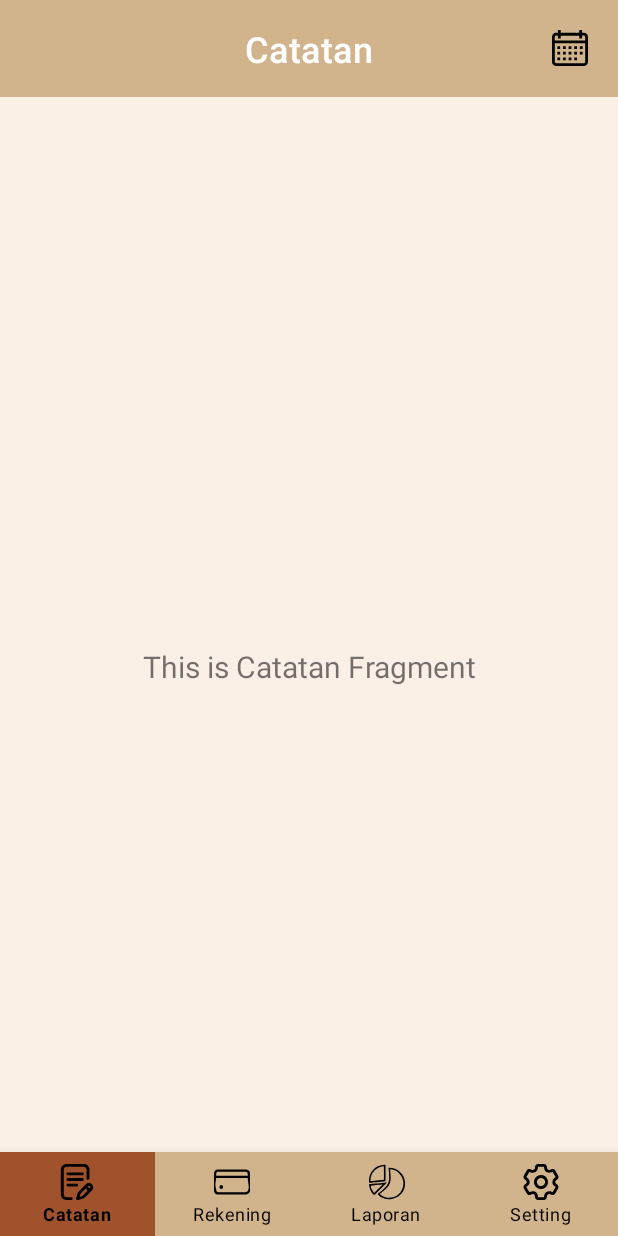
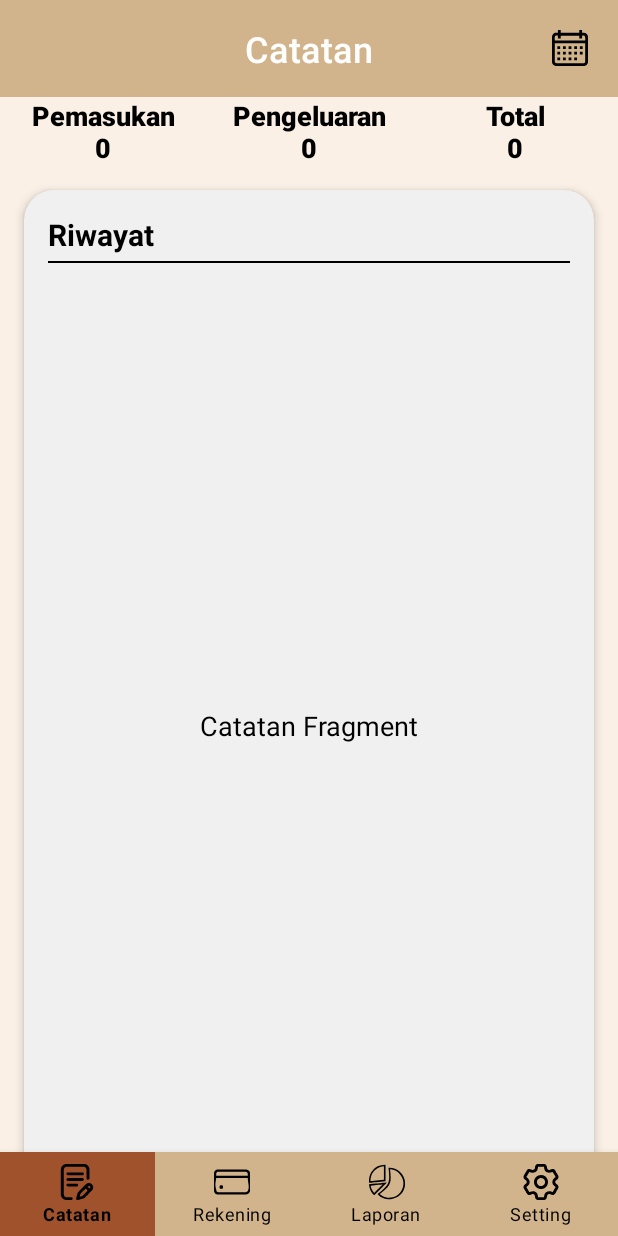
Before and after one commit to MhmdFahreza/ReNote, an Android app: the CatatanFragment screen opened directly, with no data from a screen before it, on a phone screen of 412 x 824 dp. Run offline under Robolectric (Android 15) with nearby library versions, the phone set to English and light mode, and no system bars; our stand-ins replace navigation-ui.

Commit message:
Desain Fitur Utama

```diff
--- a/app/src/main/java/com/piggybank/renote/ui/catatan/CatatanFragment.kt
+++ b/app/src/main/java/com/piggybank/renote/ui/catatan/CatatanFragment.kt
@@ -4,7 +4,6 @@ import android.os.Bundle
 import android.view.LayoutInflater
 import android.view.View
 import android.view.ViewGroup
-import android.widget.TextView
 import androidx.fragment.app.Fragment
 import androidx.lifecycle.ViewModelProvider
 import com.piggybank.renote.databinding.FragmentCatatanBinding
@@ -12,9 +11,6 @@ import com.piggybank.renote.databinding.FragmentCatatanBinding
 class CatatanFragment : Fragment() {
 
     private var _binding: FragmentCatatanBinding? = null
-
-    // This property is only valid between onCreateView and
-    // onDestroyView.
     private val binding get() = _binding!!
 
     override fun onCreateView(
@@ -22,16 +18,15 @@ class CatatanFragment : Fragment() {
         container: ViewGroup?,
         savedInstanceState: Bundle?
     ): View {
-        val catatanViewModel =
-            ViewModelProvider(this).get(CatatanViewModel::class.java)
+        val catatanViewModel = ViewModelProvider(this).get(CatatanViewModel::class.java)
 
         _binding = FragmentCatatanBinding.inflate(inflater, container, false)
         val root: View = binding.root
 
-        val textView: TextView = binding.textCatatan
-        catatanViewModel.text.observe(viewLifecycleOwner) {
-            textView.text = it
+        catatanViewModel.text.observe(viewLifecycleOwner) { newText ->
+            binding.roundedCanvasTextView.text = newText
         }
+
         return root
     }
 
--- a/app/src/main/java/com/piggybank/renote/ui/catatan/CatatanViewModel.kt
+++ b/app/src/main/java/com/piggybank/renote/ui/catatan/CatatanViewModel.kt
@@ -5,9 +5,8 @@ import androidx.lifecycle.MutableLiveData
 import androidx.lifecycle.ViewModel
 
 class CatatanViewModel : ViewModel() {
-
     private val _text = MutableLiveData<String>().apply {
-        value = "This is Catatan Fragment"
+        value = " Catatan Fragment "
     }
     val text: LiveData<String> = _text
 }
--- a/app/src/main/res/layout/fragment_catatan.xml
+++ b/app/src/main/res/layout/fragment_catatan.xml
@@ -15,7 +15,6 @@
         android:fontFamily="sans-serif-light"
         android:gravity="center"
         android:padding="16dp"
-        android:paddingBottom="16dp"
         android:text="@string/menu_catatan"
         android:textColor="@android:color/white"
         android:textSize="24sp"
@@ -37,18 +36,98 @@
         app:layout_constraintEnd_toEndOf="parent"
         app:layout_constraintTop_toTopOf="parent" />
 
-    <TextView
-        android:id="@+id/text_catatan"
+    <LinearLayout
+        android:id="@+id/linearLayout_pemasukan_pengeluaran_total"
         android:layout_width="match_parent"
         android:layout_height="wrap_content"
-        android:layout_marginStart="8dp"
-        android:layout_marginEnd="8dp"
-        android:textAlignment="center"
-        android:textSize="20sp"
-        android:gravity="center"
+        android:orientation="horizontal"
         app:layout_constraintTop_toBottomOf="@id/title_label"
+        app:layout_constraintStart_toStartOf="parent"
+        app:layout_constraintEnd_toEndOf="parent">
+
+        <TextView
+            android:id="@+id/text_pemasukan"
+            android:layout_width="0dp"
+            android:layout_height="wrap_content"
+            android:layout_weight="1"
+            android:text="@string/input_pemasukan"
+            android:textSize="18sp"
+            android:textColor="@android:color/black"
+            android:gravity="center"
+            android:fontFamily="sans-serif-medium"
+            android:textStyle="bold" />
+
+        <TextView
+            android:id="@+id/text_pengeluaran"
+            android:layout_width="0dp"
+            android:layout_height="wrap_content"
+            android:layout_weight="1"
+            android:text="@string/input_pengeluaran"
+            android:textSize="18sp"
+            android:textColor="@android:color/black"
+            android:gravity="center"
+            android:fontFamily="sans-serif-medium"
+            android:textStyle="bold" />
+
+        <TextView
+            android:id="@+id/text_total"
+            android:layout_width="0dp"
+            android:layout_height="wrap_content"
+            android:layout_weight="1"
+            android:text="@string/input_total"
+            android:textSize="18sp"
+            android:textColor="@android:color/black"
+            android:gravity="center"
+            android:fontFamily="sans-serif-medium"
+            android:textStyle="bold" />
+    </LinearLayout>
+
+    <androidx.cardview.widget.CardView
+        android:id="@+id/rounded_canvas"
+        android:layout_width="match_parent"
+        android:layout_height="0dp"
+        android:layout_margin="16dp"
+        app:cardCornerRadius="20dp"
+        app:cardElevation="4dp"
+        app:cardBackgroundColor="@color/ivory"
         app:layout_constraintBottom_toBottomOf="parent"
+        app:layout_constraintEnd_toEndOf="parent"
         app:layout_constraintStart_toStartOf="parent"
-        app:layout_constraintEnd_toEndOf="parent" />
+        app:layout_constraintTop_toBottomOf="@id/linearLayout_pemasukan_pengeluaran_total">
+
+        <LinearLayout
+            android:layout_width="match_parent"
+            android:layout_height="match_parent"
+            android:orientation="vertical"
+            android:padding="16dp">
+
+            <TextView
+                android:id="@+id/title_riwayat"
+                android:layout_width="wrap_content"
+                android:layout_height="wrap_content"
+                android:text="@string/riwayat"
+                android:textSize="20sp"
+                android:textColor="@android:color/black"
+                android:textStyle="bold" />
+
+            <View
+                android:layout_width="match_parent"
+                android:layout_height="1dp"
+                android:layout_marginTop="4dp"
+                android:background="@android:color/black" />
+
+            <TextView
+                android:id="@+id/roundedCanvasTextView"
+                android:layout_width="match_parent"
+                android:layout_height="match_parent"
+                android:gravity="center"
+                android:textColor="@android:color/black"
+                android:textSize="18sp"
+                android:text="" />
+        </LinearLayout>
+
+    </androidx.cardview.widget.CardView>
+
+
 
 </androidx.constraintlayout.widget.ConstraintLayout>
--- a/app/src/main/res/values/colors.xml
+++ b/app/src/main/res/values/colors.xml
@@ -6,6 +6,7 @@
     <color name="dark_brown">#A0522D</color>
     <color name="cream">#FFFDD0</color>
     <color name="light_cream">#F5F5DC</color>
+    <color name="ivory">#F0F0F0</color>
     <color name="soft_brown_background">#FAF0E6</color>
 
 </resources>
--- a/app/src/main/res/values/strings.xml
+++ b/app/src/main/res/values/strings.xml
@@ -5,4 +5,8 @@
     <string name="menu_rekening">Rekening</string>
     <string name="menu_laporan">Laporan</string>
     <string name="icon_calendar">Calendar</string>
+    <string name="input_pemasukan">Pemasukan\n0</string>
+    <string name="input_pengeluaran">Pengeluaran\n0</string>
+    <string name="input_total">Total\n0</string>
+    <string name="riwayat">Riwayat</string>
 </resources>
```
